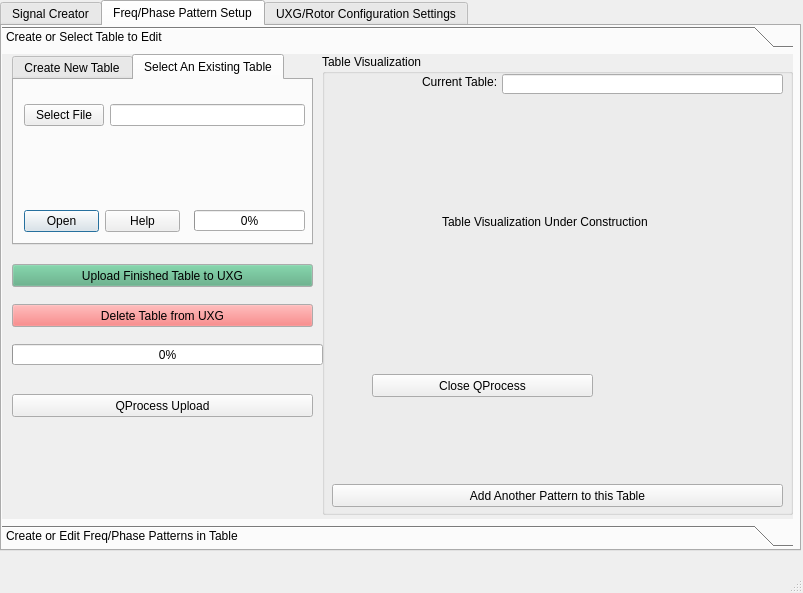
Qt form UXG/mainwindow.ui (jonk4m/UXG) before a commit.
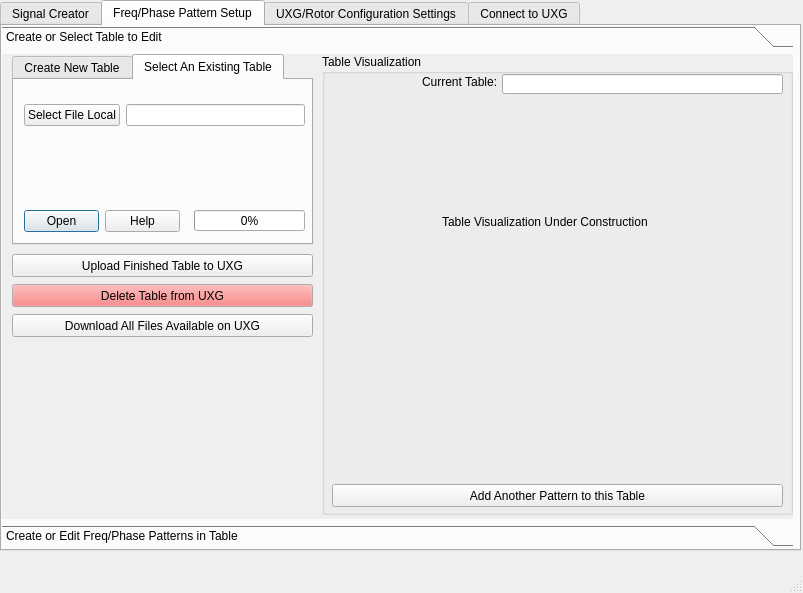
The same form after that commit. The open tabs and pages were chosen to show the change.

```diff
--- a/UXG/mainwindow.ui
+++ b/UXG/mainwindow.ui
@@ -126,75 +126,12 @@
           <string>Table Visualization Under Construction</string>
          </property>
         </widget>
-        <widget class="QPushButton" name="pushButton">
-         <property name="geometry">
-          <rect>
-           <x>50</x>
-           <y>320</y>
-           <width>221</width>
-           <height>23</height>
-          </rect>
-         </property>
-         <property name="text">
-          <string>Close QProcess</string>
-         </property>
-        </widget>
-       </widget>
-       <widget class="QPushButton" name="upload_table_to_uxg_pushbutton">
-        <property name="geometry">
-         <rect>
-          <x>10</x>
-          <y>210</y>
-          <width>301</width>
-          <height>23</height>
-         </rect>
-        </property>
-        <property name="palette">
-         <palette>
-          <active>
-           <colorrole role="Button">
-            <brush brushstyle="SolidPattern">
-             <color alpha="255">
-              <red>85</red>
-              <green>170</green>
-              <blue>127</blue>
-             </color>
-            </brush>
-           </colorrole>
-          </active>
-          <inactive>
-           <colorrole role="Button">
-            <brush brushstyle="SolidPattern">
-             <color alpha="255">
-              <red>85</red>
-              <green>170</green>
-              <blue>127</blue>
-             </color>
-            </brush>
-           </colorrole>
-          </inactive>
-          <disabled>
-           <colorrole role="Button">
-            <brush brushstyle="SolidPattern">
-             <color alpha="255">
-              <red>85</red>
-              <green>170</green>
-              <blue>127</blue>
-             </color>
-            </brush>
-           </colorrole>
-          </disabled>
-         </palette>
-        </property>
-        <property name="text">
-         <string>Upload Finished Table to UXG</string>
-        </property>
        </widget>
        <widget class="QPushButton" name="delete_table_from_uxg_push_button">
         <property name="geometry">
          <rect>
           <x>10</x>
-          <y>250</y>
+          <y>230</y>
           <width>301</width>
           <height>23</height>
          </rect>
@@ -382,7 +319,7 @@
            <item>
             <widget class="QPushButton" name="select_file_push_button">
              <property name="text">
-              <string>Select File</string>
+              <string>Select File Local</string>
              </property>
             </widget>
            </item>
@@ -423,30 +360,30 @@
          </widget>
         </widget>
        </widget>
-       <widget class="QProgressBar" name="progressBar">
-        <property name="geometry">
-         <rect>
-          <x>10</x>
-          <y>290</y>
-          <width>311</width>
-          <height>21</height>
-         </rect>
-        </property>
-        <property name="value">
-         <number>0</number>
-        </property>
-       </widget>
        <widget class="QPushButton" name="qprocess_upload_push_button">
         <property name="geometry">
          <rect>
           <x>10</x>
-          <y>340</y>
+          <y>200</y>
           <width>301</width>
           <height>23</height>
          </rect>
         </property>
         <property name="text">
-         <string>QProcess Upload</string>
+         <string>Upload Finished Table to UXG</string>
+        </property>
+       </widget>
+       <widget class="QPushButton" name="download_all_files_from_uxg_push_button">
+        <property name="geometry">
+         <rect>
+          <x>10</x>
+          <y>260</y>
+          <width>301</width>
+          <height>23</height>
+         </rect>
+        </property>
+        <property name="text">
+         <string>Download All Files Available on UXG</string>
         </property>
        </widget>
       </widget>
@@ -1247,6 +1184,11 @@
       </property>
      </widget>
     </widget>
+    <widget class="QWidget" name="connection_tab">
+     <attribute name="title">
+      <string>Connect to UXG</string>
+     </attribute>
+    </widget>
    </widget>
   </widget>
   <widget class="QMenuBar" name="menubar">
```
Left out of the diff: 6 changed lines with no effect on the pictures.
